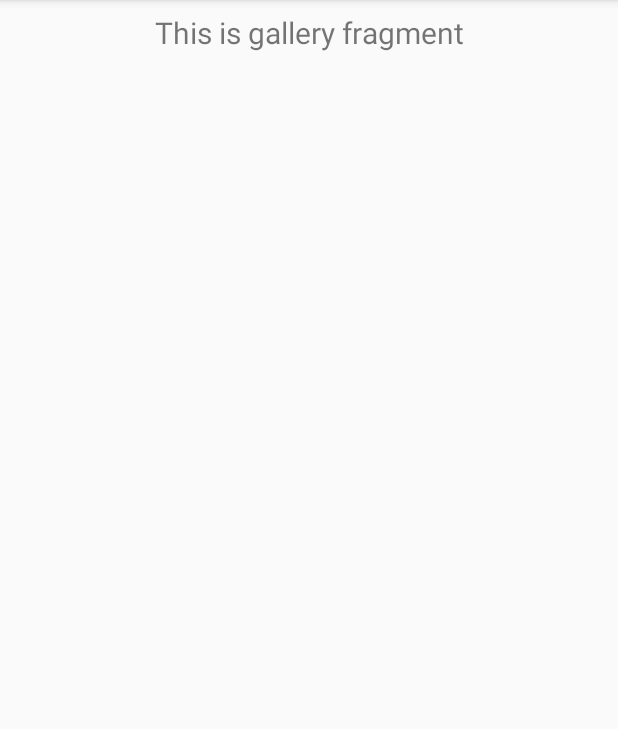
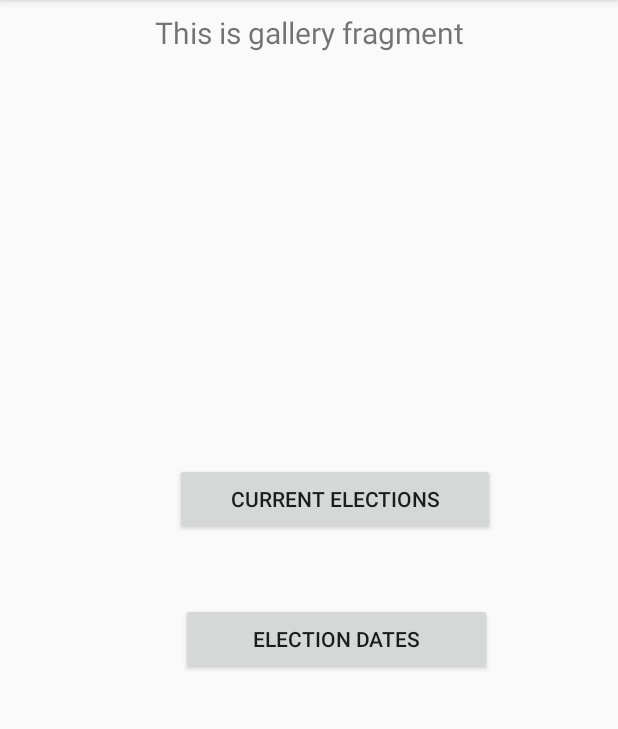
Before and after one commit to ibecerra4/EPHACKATHON, an Android app: the fragment GalleryFragment shown on its own in the app's theme, on a phone screen of 412 x 824 dp, the part 84-813 px from its top. Run offline under Robolectric (Android 15) with nearby library versions, the phone set to English and light mode, and no system bars.

Commit message:
Buttons are present with menu

```diff
--- a/app/src/main/res/layout/fragment_gallery.xml
+++ b/app/src/main/res/layout/fragment_gallery.xml
@@ -1,5 +1,5 @@
 <?xml version="1.0" encoding="utf-8"?>
-<androidx.constraintlayout.widget.ConstraintLayout xmlns:android="http://schemas.android.com/apk/res/android"
+<RelativeLayout xmlns:android="http://schemas.android.com/apk/res/android"
     xmlns:app="http://schemas.android.com/apk/res-auto"
     android:layout_width="match_parent"
     android:layout_height="match_parent">
@@ -16,4 +16,29 @@
         app:layout_constraintEnd_toEndOf="parent"
         app:layout_constraintStart_toStartOf="parent"
         app:layout_constraintTop_toTopOf="parent" />
-</androidx.constraintlayout.widget.ConstraintLayout>
+
+    <Button
+        android:id="@+id/buttonCE"
+        android:layout_width="213dp"
+        android:layout_height="wrap_content"
+        android:layout_alignParentEnd="true"
+        android:layout_alignParentRight="true"
+        android:layout_alignParentBottom="true"
+        android:layout_marginEnd="82dp"
+        android:layout_marginRight="82dp"
+        android:layout_marginBottom="411dp"
+        android:text="Current Elections" />
+
+    <Button
+        android:id="@+id/buttonED"
+        android:layout_width="207dp"
+        android:layout_height="wrap_content"
+        android:layout_alignParentEnd="true"
+        android:layout_alignParentRight="true"
+        android:layout_alignParentBottom="true"
+        android:layout_marginEnd="84dp"
+        android:layout_marginRight="84dp"
+        android:layout_marginBottom="318dp"
+        android:text="Election Dates" />
+
+</RelativeLayout>
--- a/app/src/main/res/menu/activity_main_drawer.xml
+++ b/app/src/main/res/menu/activity_main_drawer.xml
@@ -10,6 +10,6 @@
         <item
             android:id="@+id/nav_gallery"
             android:title="Election" />
-
+    </group>
 
 </menu>
```
Also changed, not shown: app/src/main/java/com/example/ephackathon/CurrentElection.java (+19 -1 lines), app/src/main/java/com/example/ephackathon/Election.java (+32 -0 lines), app/src/main/java/com/example/ephackathon/ElectionDate.java (+19 -2 lines).
